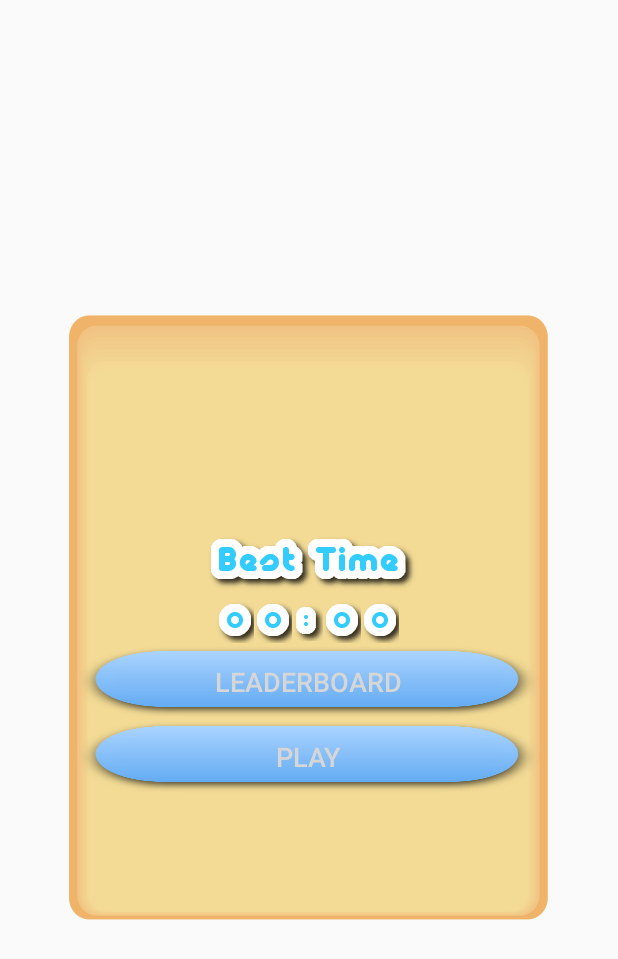
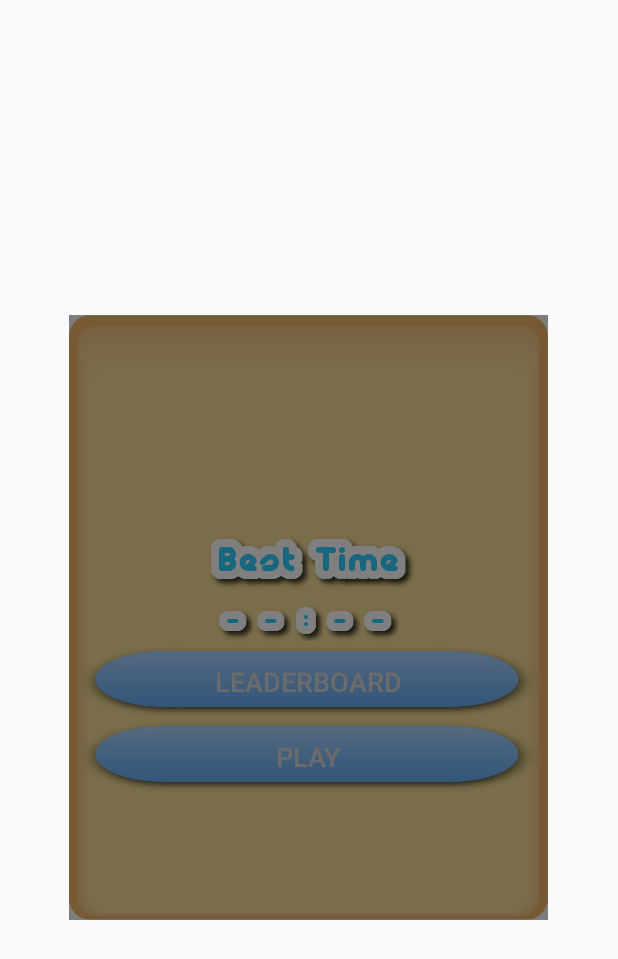
Before and after one commit to gamesbykevin/Connect, an Android app: the layout fragment_level_select_page.xml on its own in the app's theme, with its tools: preview values and no code run, on a phone screen of 412 x 824 dp. Shown: the top 959 px of the screen. Run offline under Robolectric (Android 15) with nearby library versions, the phone set to English and light mode, and no system bars.

Commit message:
Added overlay
You will have to beat the levels one by one to progress to the next level

```diff
--- a/app/src/main/res/layout/fragment_level_select_page.xml
+++ b/app/src/main/res/layout/fragment_level_select_page.xml
@@ -7,7 +7,7 @@
     android:gravity="center"
     android:padding="16dp">
 
-        <TableLayout style="@style/TableLevelSelect" android:background="@drawable/level_select_window">
+        <TableLayout android:id="@+id/tableLevelSelect" style="@style/LevelSelectEnabled">
 
                 <TableRow style="@style/RowLevelSelect">
 
@@ -36,11 +36,11 @@
                 <!-- Personal Best -->
                 <TableRow style="@style/RowLevelSelect">
                         <LinearLayout android:gravity="center_horizontal" android:layout_gravity="center_horizontal">
-                                <ImageView style="@style/LevelSelectCustomText" android:id="@+id/bestTime1" android:src="@drawable/zero" />
-                                <ImageView style="@style/LevelSelectCustomText" android:id="@+id/bestTime2" android:src="@drawable/zero" />
+                                <ImageView style="@style/LevelSelectCustomText" android:id="@+id/bestTime1" android:src="@drawable/na" />
+                                <ImageView style="@style/LevelSelectCustomText" android:id="@+id/bestTime2" android:src="@drawable/na" />
                                 <ImageView style="@style/LevelSelectCustomText" android:src="@drawable/colon" />
-                                <ImageView style="@style/LevelSelectCustomText" android:id="@+id/bestTime3" android:src="@drawable/zero" />
-                                <ImageView style="@style/LevelSelectCustomText" android:id="@+id/bestTime4" android:src="@drawable/zero" />
+                                <ImageView style="@style/LevelSelectCustomText" android:id="@+id/bestTime3" android:src="@drawable/na" />
+                                <ImageView style="@style/LevelSelectCustomText" android:id="@+id/bestTime4" android:src="@drawable/na" />
                         </LinearLayout>
                 </TableRow>
 
@@ -56,4 +56,6 @@
 
         </TableLayout>
 
+        <ImageView android:id="@+id/overlayDisabled" style="@style/LevelSelectDisabled" />
+
 </RelativeLayout>
--- a/app/src/main/res/values/strings.xml
+++ b/app/src/main/res/values/strings.xml
@@ -23,8 +23,4 @@
     <string name="game_stats_file_key" translatable="false">com.gamesbykevin.connect.GAME_STATS_FILE_KEY</string>
     <string name="game_shape_file_key" translatable="false">com.gamesbykevin.connect.SHAPE_FILE_KEY</string>
 
-
-    <!-- Titles -->
-    <string name="title_template_step">Step <xliff:g id="step_number">%1$d</xliff:g>: Lorem Ipsum</string>
-
 </resources>
--- a/app/src/main/res/values/styles.xml
+++ b/app/src/main/res/values/styles.xml
@@ -92,13 +92,24 @@
         <item name="android:layout_gravity">center</item>
     </style>
 
-    <style name="TableLevelSelect">
+    <style name="LevelSelectEnabled">
         <item name="android:gravity">center</item>
         <item name="android:layout_gravity">center</item>
         <item name="android:layout_width">wrap_content</item>
         <item name="android:layout_height">wrap_content</item>
         <item name="android:layout_marginTop">15dp</item>
         <item name="android:layout_marginBottom">15dp</item>
+        <item name="android:background">@drawable/level_select_window</item>
+    </style>
+
+    <style name="LevelSelectDisabled">
+        <item name="android:gravity">center</item>
+        <item name="android:layout_gravity">center</item>
+        <item name="android:layout_width">wrap_content</item>
+        <item name="android:layout_height">wrap_content</item>
+        <item name="android:layout_marginTop">15dp</item>
+        <item name="android:layout_marginBottom">15dp</item>
+        <item name="android:background">@drawable/overlay</item>
     </style>
 
     <style name="ButtonLevelSelect">
```
Also changed, not shown: app/src/main/java/com/gamesbykevin/connect/activity/GameActivity.java (+8 -0 lines), app/src/main/java/com/gamesbykevin/connect/activity/MainActivity.java (+20 -0 lines), app/src/main/java/com/gamesbykevin/connect/board/Boards.java (added, +160 -0 lines), app/src/main/java/com/gamesbykevin/connect/fragment/LevelSelectPageFragment.java (+133 -12 lines), app/src/main/java/com/gamesbykevin/connect/game/Game.java (+11 -5 lines), app/src/main/res/drawable-nodpi/na.png (added), app/src/main/res/drawable-nodpi/overlay.png (added).
